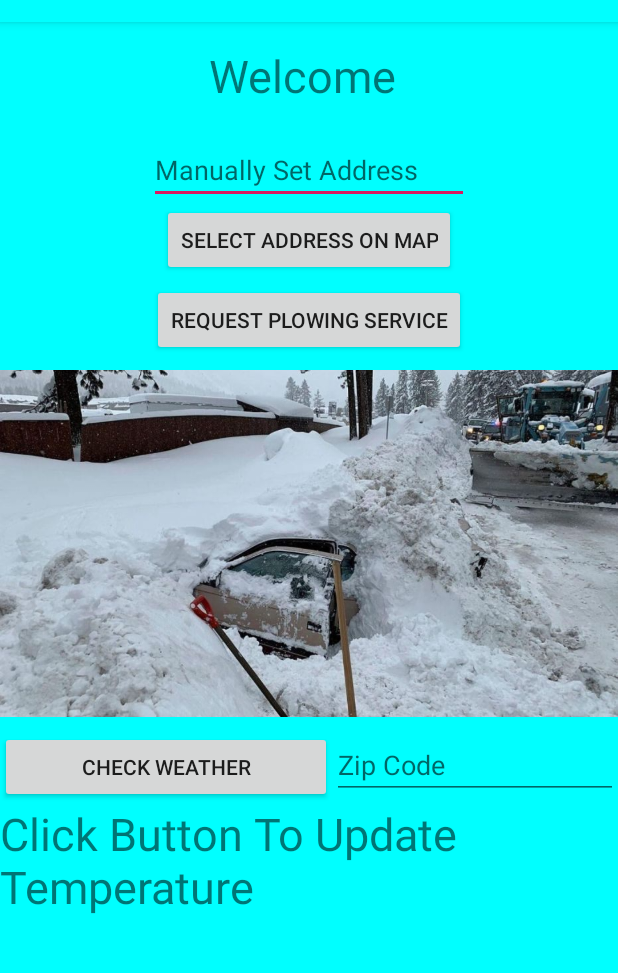
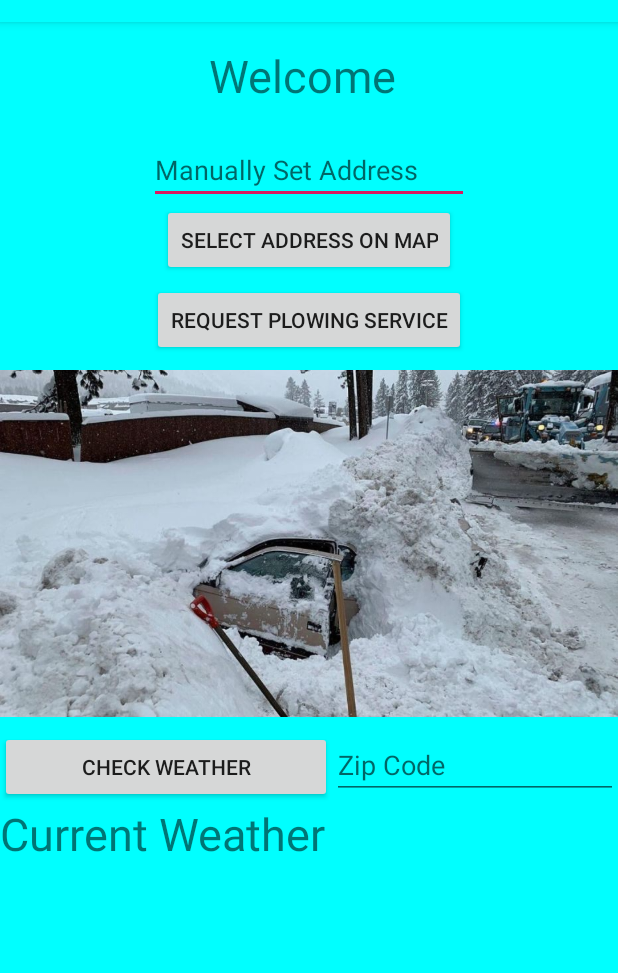
Before and after one commit to mschaller2/Plowed, an Android app: the ClientUserActivity screen opened directly, with no data from a screen before it, on a phone screen of 412 x 824 dp, the part 62-1035 px from its top. Run offline under Robolectric (Android 15) with nearby library versions, the phone set to English and light mode, and no system bars; our stand-ins replace Firebase (no records; nobody signed in at launch, a user with empty details on screens opened directly); libraries missing offline, so code that uses them is left out: com.androdocs.httprequest.

Commit message:
Weather Update

```diff
--- a/app/src/main/java/com/example/plowed/ClientUserActivity.java
+++ b/app/src/main/java/com/example/plowed/ClientUserActivity.java
@@ -46,6 +46,8 @@ public class ClientUserActivity extends AppCompatActivity {
     private static final String ZIP_REGEX ="^\\d{5}$";
     TextView clientName;
     TextView temperature;
+    TextView conditions;
+    TextView feels_like;
     Button toMap;
     EditText address;
     EditText zipCodeIn;
@@ -69,7 +71,8 @@ public class ClientUserActivity extends AppCompatActivity {
         address = (EditText) findViewById(R.id.address);
         mUser = FirebaseAuth.getInstance().getCurrentUser();
         temperature = (TextView) findViewById(R.id.temperature);
-        temperature.setText(R.string.temp);
+        conditions = (TextView) findViewById(R.id.conditions);
+        feels_like = (TextView) findViewById(R.id.feels_like);
         zipCodeIn = (EditText) findViewById(R.id.zipCodeIn);
         pref = getSharedPreferences("com.example.plowed", Context.MODE_PRIVATE);
 
@@ -210,11 +213,15 @@ public class ClientUserActivity extends AppCompatActivity {
                 JSONObject jsonObj = new JSONObject(result);
                 JSONObject main = jsonObj.getJSONObject("main");
                 String temp = main.getString("temp") ;
-                temperature.setText(String.format("%s Degrees F", temp));
+                temperature.setText(String.format("Current Temp: %s\u00B0 F", temp));
+                String feel = main.getString("feels_like");
+                feels_like.setText(String.format("Feels Like: %s\u00B0 F", feel));
+                main = jsonObj.getJSONArray("weather").getJSONObject(0);
+                String current_weather = main.getString("description") ;
+                conditions.setText(String.format(current_weather));
             } catch (JSONException e) {
                 Log.e("weather error", e.toString());
             }
-
         }
     }
     // END WEATHER
--- a/app/src/main/res/layout/user_menu.xml
+++ b/app/src/main/res/layout/user_menu.xml
@@ -69,10 +69,30 @@
     </LinearLayout>
 
     <TextView
+        android:id="@+id/current_Weather"
+        android:layout_width="wrap_content"
+        android:layout_height="wrap_content"
+        android:text="Current Weather"
+        android:textSize="30dp" />
+
+    <TextView
         android:id="@+id/temperature"
         android:layout_width="wrap_content"
         android:layout_height="wrap_content"
-        android:text="Temperature is"
+        android:text=""
         android:textSize="30dp" />
 
+    <TextView
+        android:id="@+id/feels_like"
+        android:layout_width="wrap_content"
+        android:layout_height="wrap_content"
+        android:text=""
+        android:textSize="30dp" />
+
+    <TextView
+        android:id="@+id/conditions"
+        android:layout_width="wrap_content"
+        android:layout_height="wrap_content"
+        android:text=""
+        android:textSize="30dp" />
 </LinearLayout>
```
